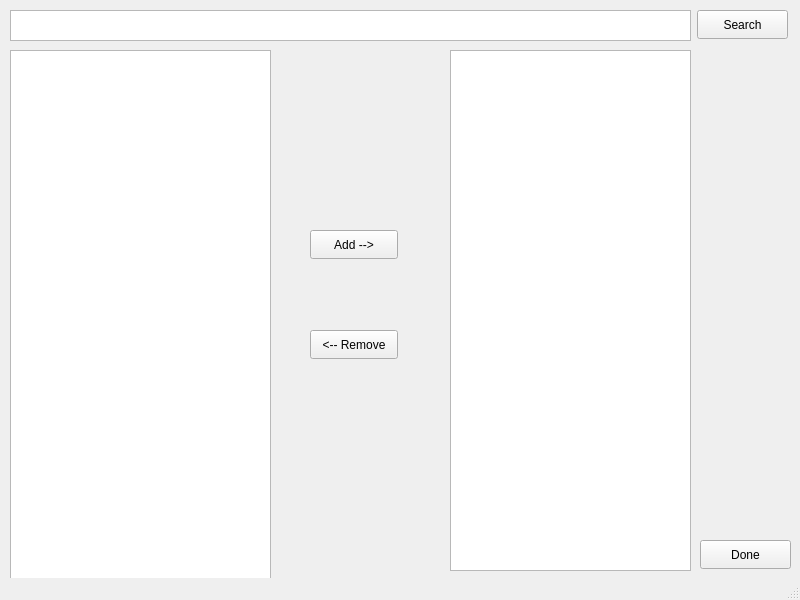
The window that HVTWO/form.ui (reykjalin/Gagnavinnsla) describes before a commit, drawn with Qt 5.
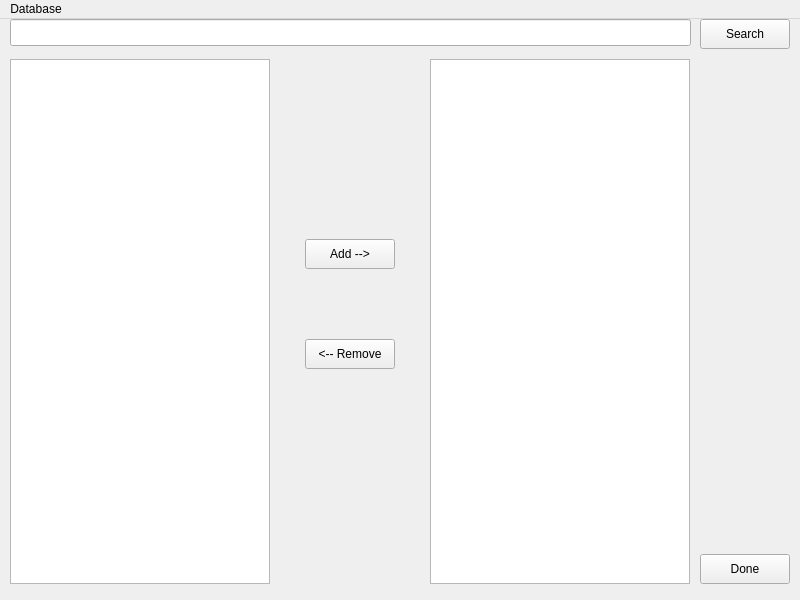
The same window after the commit.

The edit to the form file:
```diff
--- a/HVTWO/form.ui
+++ b/HVTWO/form.ui
@@ -38,12 +38,18 @@
    <widget class="QPushButton" name="btnSearch">
     <property name="geometry">
      <rect>
-      <x>697</x>
-      <y>10</y>
-      <width>91</width>
-      <height>29</height>
+      <x>700</x>
+      <y>0</y>
+      <width>90</width>
+      <height>30</height>
      </rect>
     </property>
+    <property name="sizePolicy">
+     <sizepolicy hsizetype="Expanding" vsizetype="Preferred">
+      <horstretch>0</horstretch>
+      <verstretch>0</verstretch>
+     </sizepolicy>
+    </property>
     <property name="text">
      <string>Search</string>
     </property>
@@ -55,21 +61,33 @@
     <property name="geometry">
      <rect>
       <x>10</x>
-      <y>50</y>
-      <width>261</width>
-      <height>531</height>
+      <y>40</y>
+      <width>260</width>
+      <height>525</height>
      </rect>
     </property>
+    <property name="sizePolicy">
+     <sizepolicy hsizetype="Expanding" vsizetype="Preferred">
+      <horstretch>0</horstretch>
+      <verstretch>0</verstretch>
+     </sizepolicy>
+    </property>
    </widget>
    <widget class="QPushButton" name="btnAdd">
     <property name="geometry">
      <rect>
-      <x>310</x>
-      <y>230</y>
-      <width>88</width>
-      <height>29</height>
+      <x>305</x>
+      <y>220</y>
+      <width>90</width>
+      <height>30</height>
      </rect>
     </property>
+    <property name="sizePolicy">
+     <sizepolicy hsizetype="Expanding" vsizetype="Preferred">
+      <horstretch>0</horstretch>
+      <verstretch>0</verstretch>
+     </sizepolicy>
+    </property>
     <property name="text">
      <string>Add --&gt;</string>
     </property>
@@ -80,56 +98,34 @@
    <widget class="QListView" name="lstSimilar">
     <property name="geometry">
      <rect>
-      <x>450</x>
-      <y>50</y>
-      <width>241</width>
-      <height>521</height>
-     </rect>
-    </property>
-   </widget>
-   <widget class="QPlainTextEdit" name="searchtext">
-    <property name="geometry">
-     <rect>
-      <x>10</x>
-      <y>10</y>
-      <width>681</width>
-      <height>31</height>
+      <x>430</x>
+      <y>40</y>
+      <width>260</width>
+      <height>525</height>
      </rect>
     </property>
     <property name="sizePolicy">
-     <sizepolicy hsizetype="Expanding" vsizetype="Fixed">
+     <sizepolicy hsizetype="Expanding" vsizetype="Preferred">
       <horstretch>0</horstretch>
       <verstretch>0</verstretch>
      </sizepolicy>
     </property>
-    <property name="focusPolicy">
-     <enum>Qt::WheelFocus</enum>
-    </property>
-    <property name="acceptDrops">
-     <bool>true</bool>
-    </property>
-    <property name="frameShape">
-     <enum>QFrame::StyledPanel</enum>
-    </property>
-    <property name="frameShadow">
-     <enum>QFrame::Sunken</enum>
-    </property>
-    <property name="tabChangesFocus">
-     <bool>true</bool>
-    </property>
-    <property name="lineWrapMode">
-     <enum>QPlainTextEdit::NoWrap</enum>
-    </property>
    </widget>
    <widget class="QPushButton" name="btnRem">
     <property name="geometry">
      <rect>
-      <x>310</x>
-      <y>330</y>
-      <width>88</width>
-      <height>29</height>
+      <x>305</x>
+      <y>320</y>
+      <width>90</width>
+      <height>30</height>
      </rect>
     </property>
+    <property name="sizePolicy">
+     <sizepolicy hsizetype="Expanding" vsizetype="Preferred">
+      <horstretch>0</horstretch>
+      <verstretch>0</verstretch>
+     </sizepolicy>
+    </property>
     <property name="text">
      <string>&lt;-- Remove</string>
     </property>
@@ -141,11 +137,17 @@
     <property name="geometry">
      <rect>
       <x>700</x>
-      <y>540</y>
-      <width>91</width>
-      <height>29</height>
+      <y>535</y>
+      <width>90</width>
+      <height>30</height>
      </rect>
     </property>
+    <property name="sizePolicy">
+     <sizepolicy hsizetype="Expanding" vsizetype="Preferred">
+      <horstretch>0</horstretch>
+      <verstretch>0</verstretch>
+     </sizepolicy>
+    </property>
     <property name="text">
      <string>Done</string>
     </property>
@@ -153,8 +155,56 @@
      <string>Ctrl+D</string>
     </property>
    </widget>
+   <widget class="QLineEdit" name="searchtext">
+    <property name="geometry">
+     <rect>
+      <x>10</x>
+      <y>0</y>
+      <width>681</width>
+      <height>27</height>
+     </rect>
+    </property>
+    <property name="sizePolicy">
+     <sizepolicy hsizetype="Expanding" vsizetype="Preferred">
+      <horstretch>0</horstretch>
+      <verstretch>0</verstretch>
+     </sizepolicy>
+    </property>
+   </widget>
+   <zorder>btnSearch</zorder>
+   <zorder>lstSearch</zorder>
+   <zorder>btnAdd</zorder>
+   <zorder>lstSimilar</zorder>
+   <zorder>btnRem</zorder>
+   <zorder>btnDone</zorder>
+   <zorder>searchtext</zorder>
+   <zorder>horizontalLayoutWidget</zorder>
   </widget>
-  <widget class="QStatusBar" name="statusbar"/>
+  <widget class="QMenuBar" name="menuBar">
+   <property name="geometry">
+    <rect>
+     <x>0</x>
+     <y>0</y>
+     <width>800</width>
+     <height>27</height>
+    </rect>
+   </property>
+   <widget class="QMenu" name="menuDatabase">
+    <property name="title">
+     <string>Database</string>
+    </property>
+    <addaction name="actionEdit_info"/>
+   </widget>
+   <addaction name="menuDatabase"/>
+  </widget>
+  <action name="actionEdit_info">
+   <property name="text">
+    <string>Edit info...</string>
+   </property>
+   <property name="shortcut">
+    <string>Ctrl+E</string>
+   </property>
+  </action>
  </widget>
  <resources/>
  <connections/>
```
Left out of the diff: 1 changed line with no effect on the pictures.
